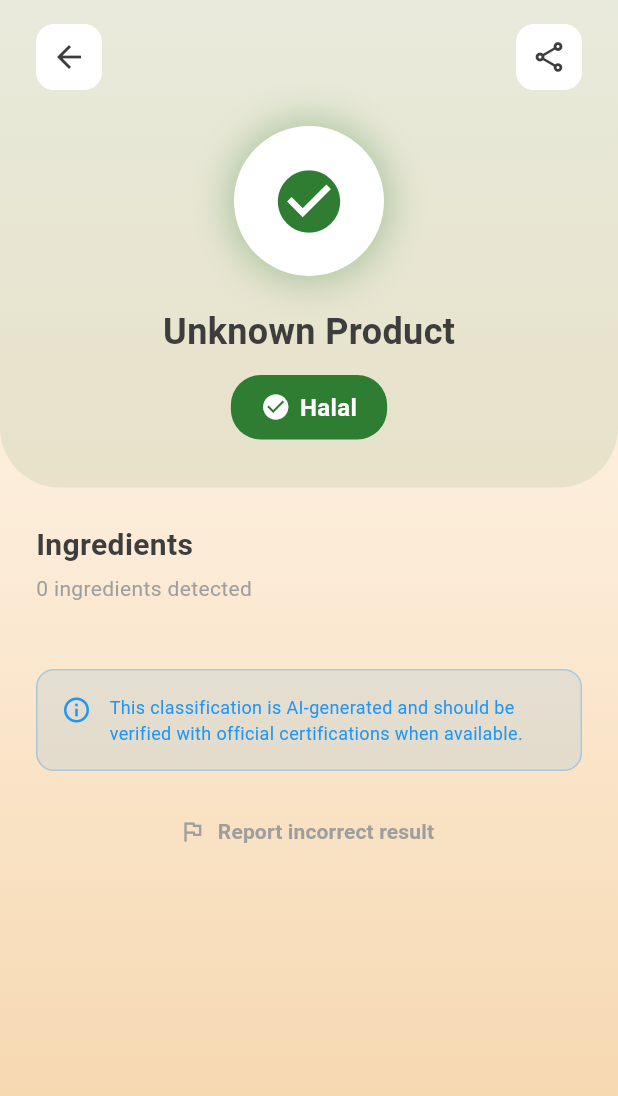
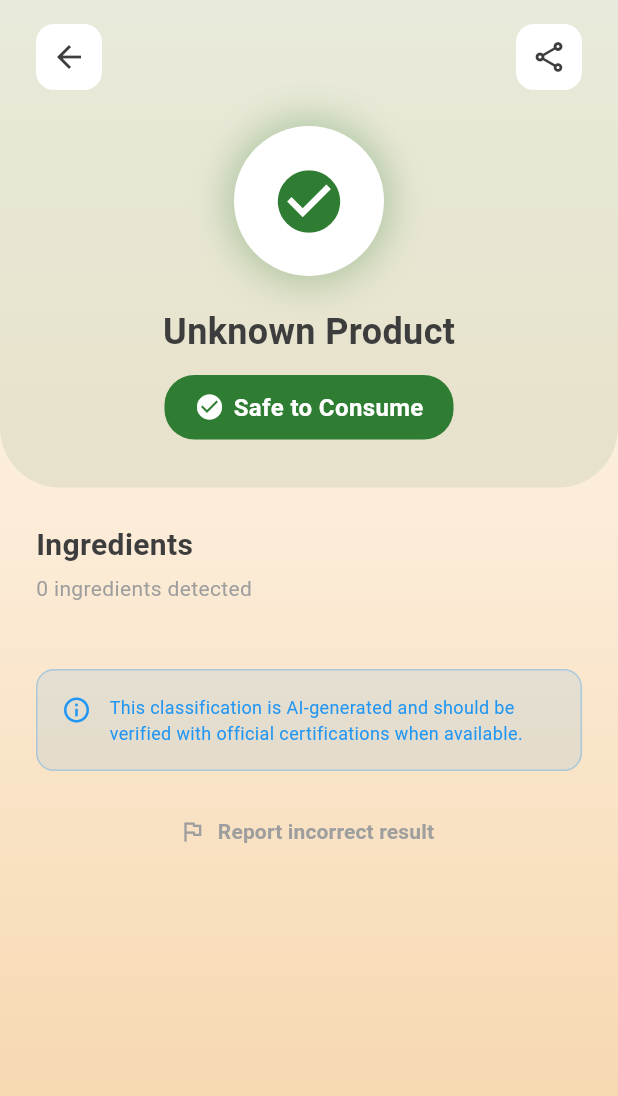
Before and after one commit to amirulnazheef/CleanBite, a Flutter app: the ResultScreen screen opened by its route, on a phone screen of 412 x 824 dp. Shown: the top 1096 px of the screen. Run offline on Flutter 3.47's test engine with Material 3 defaults, Android fonts, the phone set to English and light mode, and no system bars; our stand-ins replace cloud_firestore, file_picker, firebase_auth, firebase_core, google_sign_in, image_picker; accounts and stored records are empty.

Commit message:
Update classification system from Halal/Haram to Safe/Avoid/Doubtful
- Changed ClassificationType enum: halal→safeToConsume, haram→avoid, shubhah→doubtful
- Updated badge labels: 'Halal'→'Safe to Consume', 'Haram'→'Avoid'
- Added intelligent classification logic based on ingredient statuses
- Priority system: restricted > doubtful > safe
- Products with any restricted ingredient now correctly show 'Avoid'
- Maintained backward compatibility with old classification strings
- Fixed compilation error in result_screen.dart

```diff
--- a/lib/core/widgets/classification_badge.dart
+++ b/lib/core/widgets/classification_badge.dart
@@ -2,9 +2,9 @@ import 'package:flutter/material.dart';
 import '../theme/app_theme.dart';
 
 enum ClassificationType {
-  halal,
-  haram,
-  shubhah,
+  safeToConsume,
+  avoid,
+  doubtful,
   vegan,
   vegetarian,
   kosher,
@@ -56,11 +56,11 @@ class ClassificationBadge extends StatelessWidget {
 
   Color _getBackgroundColor() {
     switch (type) {
-      case ClassificationType.halal:
+      case ClassificationType.safeToConsume:
         return AppTheme.halalGreen;
-      case ClassificationType.haram:
+      case ClassificationType.avoid:
         return AppTheme.haramRed;
-      case ClassificationType.shubhah:
+      case ClassificationType.doubtful:
         return AppTheme.shubhahOrange;
       case ClassificationType.vegan:
         return AppTheme.veganGreen;
@@ -75,11 +75,11 @@ class ClassificationBadge extends StatelessWidget {
 
   IconData _getIcon() {
     switch (type) {
-      case ClassificationType.halal:
+      case ClassificationType.safeToConsume:
         return Icons.check_circle;
-      case ClassificationType.haram:
+      case ClassificationType.avoid:
         return Icons.cancel;
-      case ClassificationType.shubhah:
+      case ClassificationType.doubtful:
         return Icons.help_outline;
       case ClassificationType.vegan:
         return Icons.eco;
@@ -94,11 +94,11 @@ class ClassificationBadge extends StatelessWidget {
 
   String _getLabel() {
     switch (type) {
-      case ClassificationType.halal:
-        return 'Halal';
-      case ClassificationType.haram:
-        return 'Haram';
-      case ClassificationType.shubhah:
+      case ClassificationType.safeToConsume:
+        return 'Safe to Consume';
+      case ClassificationType.avoid:
+        return 'Avoid';
+      case ClassificationType.doubtful:
         return 'Doubtful';
       case ClassificationType.vegan:
         return 'Vegan';
--- a/lib/screens/scan/result_screen.dart
+++ b/lib/screens/scan/result_screen.dart
@@ -12,8 +12,13 @@ class ResultScreen extends StatelessWidget {
   @override
   Widget build(BuildContext context) {
     final productName = resultData?['productName']?.toString() ?? 'Unknown Product';
-    final classification = resultData?['classification']?.toString() ?? 'halal';
     final ingredients = resultData?['ingredients'] as List<dynamic>? ?? [];
+
+    // Calculate classification based on ingredient statuses
+    final classification = _calculateOverallClassification(
+      resultData?['classification']?.toString() ?? 'safe to consume',
+      ingredients,
+    );
 
     return Scaffold(
       body: GradientBackground(
@@ -298,12 +303,15 @@ class ResultScreen extends StatelessWidget {
 
   Color _getClassificationColor(String classification) {
     switch (classification.toLowerCase()) {
-      case 'halal':
+      case 'safe to consume':
+      case 'safe':
+      case 'halal': // Backward compatibility
         return AppTheme.halalGreen;
-      case 'haram':
+      case 'avoid':
+      case 'haram': // Backward compatibility
         return AppTheme.haramRed;
-      case 'shubhah':
       case 'doubtful':
+      case 'shubhah': // Backward compatibility
         return AppTheme.shubhahOrange;
       case 'vegan':
         return AppTheme.veganGreen;
@@ -315,15 +323,17 @@ class ResultScreen extends StatelessWidget {
         return AppTheme.primaryOrange;
     }
   }
-
   IconData _getClassificationIcon(String classification) {
     switch (classification.toLowerCase()) {
-      case 'halal':
+      case 'safe to consume':
+      case 'safe':
+      case 'halal': // Backward compatibility
         return Icons.check_circle;
-      case 'haram':
+      case 'avoid':
+      case 'haram': // Backward compatibility
         return Icons.cancel;
-      case 'shubhah':
       case 'doubtful':
+      case 'shubhah': // Backward compatibility
         return Icons.help_outline;
       case 'vegan':
         return Icons.eco;
@@ -338,13 +348,16 @@ class ResultScreen extends StatelessWidget {
 
   ClassificationType _getClassificationType(String classification) {
     switch (classification.toLowerCase()) {
-      case 'halal':
-        return ClassificationType.halal;
-      case 'haram':
-        return ClassificationType.haram;
-      case 'shubhah':
+      case 'safe to consume':
+      case 'safe':
+      case 'halal': // Backward compatibility
+        return ClassificationType.safeToConsume;
+      case 'avoid':
+      case 'haram': // Backward compatibility
+        return ClassificationType.avoid;
       case 'doubtful':
-        return ClassificationType.shubhah;
+      case 'shubhah': // Backward compatibility
+        return ClassificationType.doubtful;
       case 'vegan':
         return ClassificationType.vegan;
       case 'vegetarian':
@@ -352,7 +365,7 @@ class ResultScreen extends StatelessWidget {
       case 'kosher':
         return ClassificationType.kosher;
       default:
-        return ClassificationType.halal;
+        return ClassificationType.safeToConsume;
     }
   }
 
@@ -394,4 +407,36 @@ class ResultScreen extends StatelessWidget {
         return 'Unknown status';
     }
   }
+
+  /// Calculate overall product classification based on ingredient statuses
+  /// Priority: restricted > doubtful > safe
+  String _calculateOverallClassification(String backendClassification, List<dynamic> ingredients) {
+    bool hasRestricted = false;
+    bool hasDoubtful = false;
+
+    for (var ingredient in ingredients) {
+      final status = ingredient['status']?.toString().toLowerCase() ?? 'safe';
+
+      if (status == 'restricted') {
+        hasRestricted = true;
+        break; // No need to check further, restricted is highest priority
+      } else if (status == 'doubtful') {
+        hasDoubtful = true;
+      }
+    }
+
+    // Determine classification based on ingredient statuses
+    if (hasRestricted) {
+      return 'avoid';
+    } else if (hasDoubtful) {
+      return 'doubtful';
+    } else {
+      // If all ingredients are safe, use backend classification or default to safe
+      final backendClass = backendClassification.toLowerCase();
+      if (backendClass == 'halal' || backendClass == 'safe' || backendClass == 'safe to consume') {
+        return 'safe to consume';
+      }
+      return backendClassification;
+    }
+  }
 }
```
Also changed, not shown: 1 other file.
